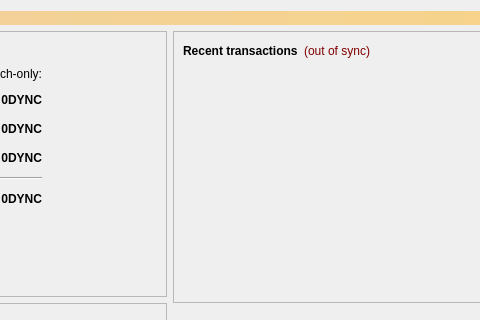
Old version of the form src/qt/forms/overviewpage.ui in the repository Zero-Dynamics/cash-core; both pictures show x 310 to 790 and y 0 to 320 of the 960 by 585 pixel window.
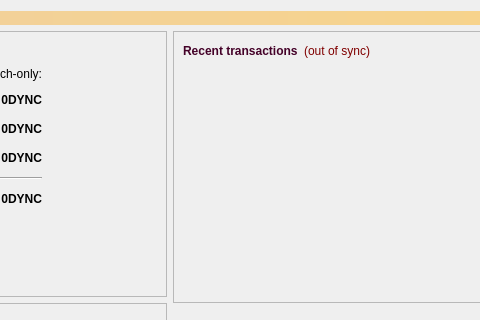
New version of the form. Icons and pictures are not drawn.

What changed in the file:
```diff
--- a/src/qt/forms/overviewpage.ui
+++ b/src/qt/forms/overviewpage.ui
@@ -721,6 +721,9 @@
               <property name="text">
                <string>Recent transactions</string>
               </property>
+              <property name="styleSheet">
+                  <string>* { color: #440128; }</string>
+              </property>
              </widget>
             </item>
             <item>
```
Left out of the diff: 2 changed lines with no effect on the pictures. Lines whose indentation alone changed are shown as unchanged.
